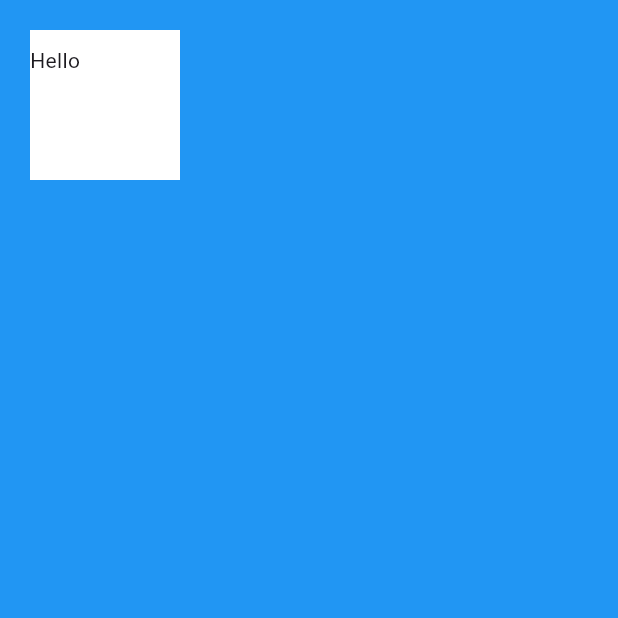
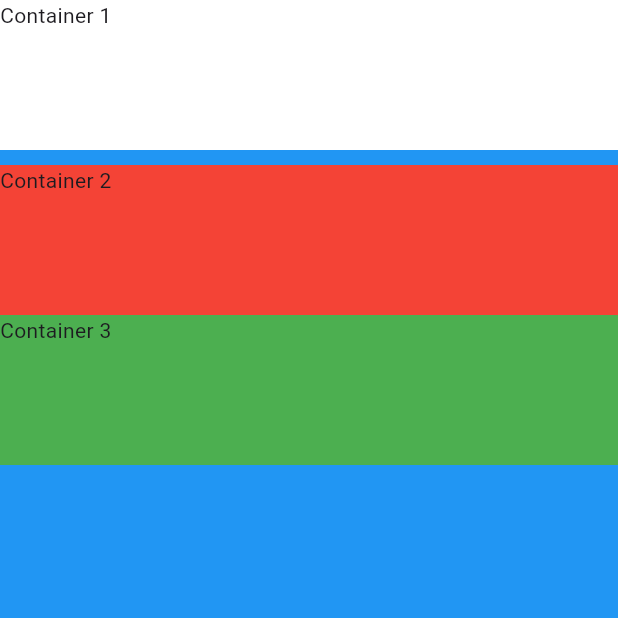
Before and after one commit to Sandpaperr/flutter, a Flutter app: the screen it shows after launch, on a phone screen of 412 x 824 dp, the top half of it. Run offline on Flutter 3.47's test engine with Material 3 defaults, Android fonts, the phone set to English and light mode, and no system bars.

Commit message:
Columns and Rows

```diff
--- a/my_card_flutter/lib/main.dart
+++ b/my_card_flutter/lib/main.dart
@@ -13,13 +13,34 @@ class MyApp extends StatelessWidget {
       home: SafeArea(
         child: Scaffold(
           backgroundColor: Colors.blue,
-          body: Container(
-            height: 100,
-            width: 100,
-            margin: const EdgeInsets.all(20.0),
-            padding: const EdgeInsets.only(top: 10.0),
-            color: Colors.white,
-            child: const Text("Hello"),
+          body: Column(
+            crossAxisAlignment: CrossAxisAlignment.stretch,
+            children: [
+              Container(
+                height: 100,
+                width: 100,
+                //margin: const EdgeInsets.all(20.0),
+                //padding: const EdgeInsets.only(top: 10.0),
+                color: Colors.white,
+                child: const Text("Container 1"),
+              ),
+              // for spacing with specific height
+              const SizedBox(height: 10,),
+              Container(
+                width: 100,
+                height: 100,
+                color: Colors.red,
+                child: const Text("Container 2"),
+              ),
+              Container(
+                width: 100,
+                height: 100,
+                color: Colors.green,
+                child: const Text("Container 3"),
+              ),
+
+
+            ],
           ),
         ),
       ),
```
Also changed, not shown: Layout-Challenge-Specs.png (added).
